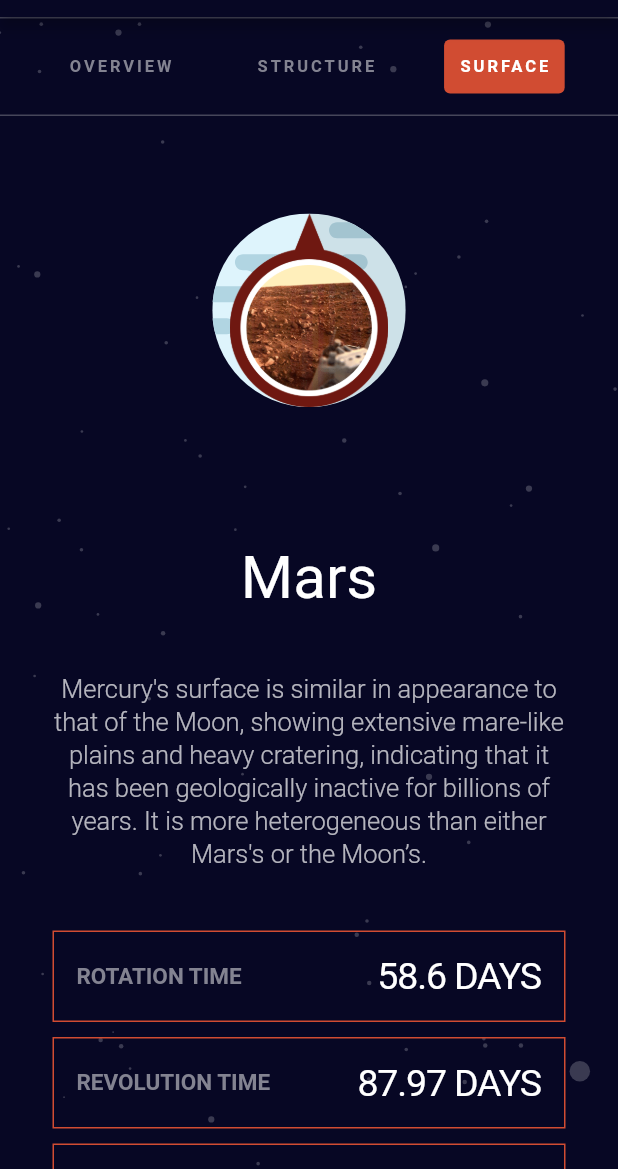
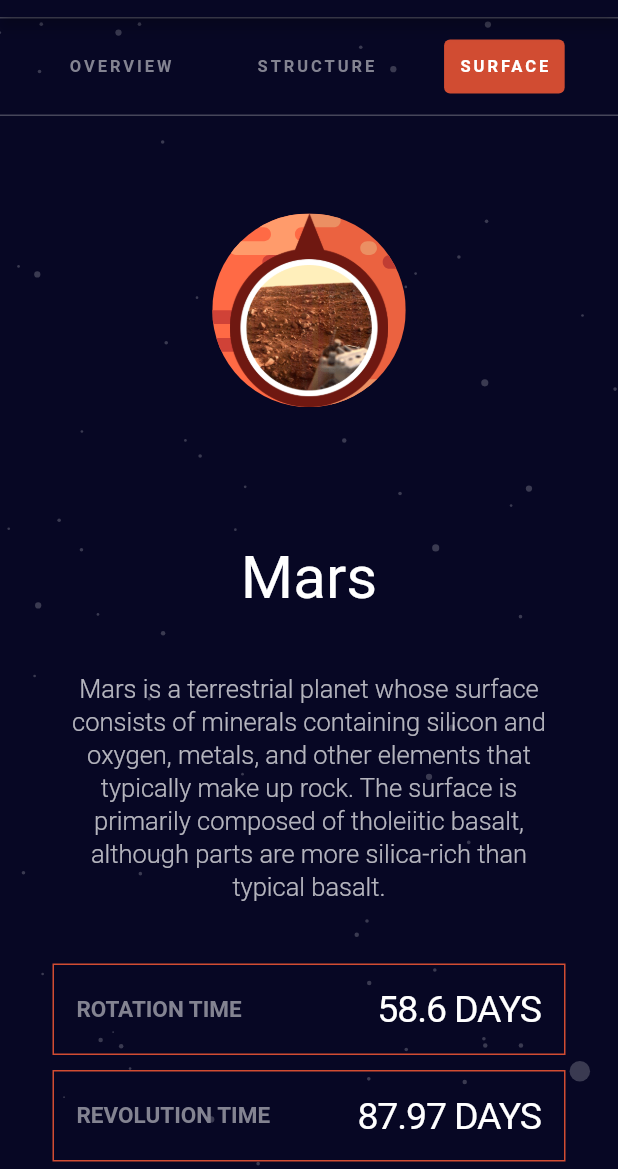
Before and after one commit to PilKvas/flutter_solar_system_application, a Flutter app: the PlanetMarsScreen screen opened by its route, after a tap on "SURFACE", on a phone screen of 412 x 824 dp, the part 67-1236 px from its top. Run offline on Flutter 3.47's test engine with Material 2 defaults, Android fonts, the phone set to English and light mode, and no system bars; our stand-ins replace flutter_svg, google_fonts; Roboto replaces fonts that are missing (Antonio).

Commit message:
comments about class responsibility

```diff
--- a/lib/configuration/app_assets.dart
+++ b/lib/configuration/app_assets.dart
@@ -1,3 +1,6 @@
+
+/* Ответсвтеность - хранение ассетов */
+
 class AppAssets {
   AppAssets._();
 
--- a/lib/configuration/app_colors.dart
+++ b/lib/configuration/app_colors.dart
@@ -1,4 +1,6 @@
 import 'package:flutter/material.dart';
+
+/* Ответственность - хранение цветов */
 
 class AppColors {
   AppColors._();
--- a/lib/main_navigation.dart
+++ b/lib/main_navigation.dart
@@ -7,6 +7,9 @@ import 'package:flutter_solar_system_application/planets/planet_neptune_screen.d
 import 'package:flutter_solar_system_application/planets/planet_saturn_screen.dart';
 import 'package:flutter_solar_system_application/planets/planet_uranus_screen.dart.dart';
 import 'package:flutter_solar_system_application/planets/planet_venus_screen.dart';
+
+
+/* Хранение имменых роутов */
 
 abstract class MainNavigationRouteNames {
   MainNavigationRouteNames._();
@@ -21,6 +24,8 @@ abstract class MainNavigationRouteNames {
   static const planetNeptune = '/PlanetNeptuneScreen';
 }
 
+/* Блок декларации роутинга */
+
 class MainNavigation {
   final initialRoute = MainNavigationRouteNames.planetMercury;
   final routes = <String, Widget Function(BuildContext)>{
--- a/lib/my_app.dart
+++ b/lib/my_app.dart
@@ -1,6 +1,9 @@
 // ignore_for_file: file_names
 import 'package:flutter/material.dart';
 import 'package:flutter_solar_system_application/main_navigation.dart';
+
+
+/* Ответственность за точку входа в приложение и декларацию роутинга */
 
 class MyApp extends StatelessWidget {
   static final mainNavigation = MainNavigation();
--- a/lib/planets/planet_earth_screen.dart
+++ b/lib/planets/planet_earth_screen.dart
@@ -6,6 +6,10 @@ import 'package:flutter_solar_system_application/widgets/drawer_navigation.dart'
 import 'package:flutter_solar_system_application/widgets/planet_info.dart';
 import 'package:flutter_svg/flutter_svg.dart';
 import 'package:google_fonts/google_fonts.dart';
+
+
+
+/* Является 'строительныи лесом' где расположены все собственноручно написанные виджеты , ответственность за функциональную часть кнопок, скролл, хранит в себе все переменные виджетов*/
 
 class PlanetEarthScreen extends StatefulWidget {
   const PlanetEarthScreen({Key? key}) : super(key: key);
--- a/lib/planets/planet_mars_screen.dart
+++ b/lib/planets/planet_mars_screen.dart
@@ -3,9 +3,16 @@ import 'package:flutter_solar_system_application/configuration/app_assets.dart';
 import 'package:flutter_solar_system_application/configuration/app_colors.dart';
 import 'package:flutter_solar_system_application/widgets/background.dart';
 import 'package:flutter_solar_system_application/widgets/drawer_navigation.dart';
-import 'package:flutter_solar_system_application/widgets/planet_info.dart';
 import 'package:flutter_svg/flutter_svg.dart';
 import 'package:google_fonts/google_fonts.dart';
+
+import '../widgets/planet_info_stack.dart';
+
+
+
+
+/* Является 'строительныи лесом' где расположены все собственноручно написанные виджеты , ответственность за функциональную часть кнопок, скролл, хранит в себе все переменные виджетов*/
+
 
 class PlanetMarsScreen extends StatefulWidget {
   const PlanetMarsScreen({Key? key}) : super(key: key);
@@ -57,8 +64,8 @@ class _PlanetMarsScreenState extends State<PlanetMarsScreen> {
 
   void surfaceButton() {
     setState(() {
-      mainSvgAsset = AppAssets.mercuryOverviewAsset;
-      mainInfo = AppAssets.mercuryMainInfoSurface;
+      mainSvgAsset = AppAssets.marsOverviewAsset;
+      mainInfo = AppAssets.marsMainInfoSurface;
       isActiveOverview = false;
       isActiveStructure = false;
       isActiveSurface = true;
@@ -201,7 +208,9 @@ class _PlanetMarsScreenState extends State<PlanetMarsScreen> {
                                 fontWeight: FontWeight.w400,
                                 color: AppColors.white),
                           )),
-                      const SizedBox(height: 40),
+                      const SizedBox(
+                        height: 40,
+                      ),
                       Text(mainInfo,
                           textAlign: TextAlign.center,
                           style: GoogleFonts.leagueSpartan(
@@ -214,26 +223,7 @@ class _PlanetMarsScreenState extends State<PlanetMarsScreen> {
                       const SizedBox(
                         height: 40,
                       ),
-                      PlanetInfo(
-                        leftSideText: 'ROTATION TIME',
-                        rightSideText: '58.6 DAYS',
-                        borderInfoColor: borderInfoColor,
-                      ),
-                      PlanetInfo(
-                        leftSideText: 'REVOLUTION TIME',
-                        rightSideText: '87.97 DAYS',
-                        borderInfoColor: borderInfoColor,
-                      ),
-                      PlanetInfo(
-                        leftSideText: 'RADIUS',
-                        rightSideText: '2,439.7 KM',
-                        borderInfoColor: borderInfoColor,
-                      ),
-                      PlanetInfo(
-                        leftSideText: 'AVERAGE TEMP.',
-                        rightSideText: '430°C',
-                        borderInfoColor: borderInfoColor,
-                      ),
+                      PlanetInfoStack(borderInfoColor: borderInfoColor),
                     ],
                   ),
                 ),
--- a/lib/widgets/background.dart
+++ b/lib/widgets/background.dart
@@ -1,6 +1,9 @@
 import 'package:flutter/material.dart';
 import 'package:flutter_solar_system_application/configuration/app_colors.dart';
 import 'package:flutter_svg/flutter_svg.dart';
+
+
+/* Ответственность за статический фон приложения, является корневым для тела приложения*/
 
 class Background extends StatelessWidget {
   final Widget child;
--- a/lib/widgets/drawer_navigation.dart
+++ b/lib/widgets/drawer_navigation.dart
@@ -3,6 +3,8 @@ import 'package:flutter_solar_system_application/configuration/app_assets.dart';
 import 'package:flutter_solar_system_application/configuration/app_colors.dart';
 import 'package:flutter_solar_system_application/main_navigation.dart';
 import 'package:flutter_solar_system_application/widgets/nav_row.dart';
+
+/* Ответственность за отображение виджета Drawer и его чайлдов*/
 
 class DrawerNavigation extends StatelessWidget {
   const DrawerNavigation({
--- a/lib/widgets/nav_row.dart
+++ b/lib/widgets/nav_row.dart
@@ -2,6 +2,10 @@ import 'package:flutter/material.dart';
 import 'package:flutter_solar_system_application/configuration/app_colors.dart';
 import 'package:flutter_svg/flutter_svg.dart';
 import 'package:google_fonts/google_fonts.dart';
+
+
+
+/* Ответственность за кнопку навигации, ее оформления и конкретизацию именного роута */
 
 class NavRow extends StatelessWidget {
   static const Size svgPlanetSize = Size.square(25);
--- a/lib/widgets/planet_info.dart
+++ b/lib/widgets/planet_info.dart
@@ -1,6 +1,11 @@
 import 'package:flutter/material.dart';
 import 'package:flutter_solar_system_application/configuration/app_colors.dart';
 import 'package:google_fonts/google_fonts.dart';
+
+
+
+
+/* Класс PlanetInfo отвечает за отображение строки с информацией о планетах, хранит свойства отвечающие за информацию */
 
 class PlanetInfo extends StatelessWidget {
   final Color borderInfoColor;
--- /dev/null
+++ b/lib/widgets/planet_info_stack.dart
@@ -0,0 +1,43 @@
+import 'package:flutter/material.dart';
+import 'package:flutter_solar_system_application/widgets/planet_info.dart';
+
+
+
+/* Gервая попытка декомпозиции. Выделил блок с информацией о планетах */
+
+class PlanetInfoStack extends StatelessWidget {
+  const PlanetInfoStack({
+    Key? key,
+    required this.borderInfoColor,
+  }) : super(key: key);
+
+  final Color borderInfoColor;
+
+  @override
+  Widget build(BuildContext context) {
+    return Column(
+      children: [
+        PlanetInfo(
+          leftSideText: 'ROTATION TIME',
+          rightSideText: '58.6 DAYS',
+          borderInfoColor: borderInfoColor,
+        ),
+        PlanetInfo(
+          leftSideText: 'REVOLUTION TIME',
+          rightSideText: '87.97 DAYS',
+          borderInfoColor: borderInfoColor,
+        ),
+        PlanetInfo(
+          leftSideText: 'RADIUS',
+          rightSideText: '2,439.7 KM',
+          borderInfoColor: borderInfoColor,
+        ),
+        PlanetInfo(
+          leftSideText: 'AVERAGE TEMP.',
+          rightSideText: '430°C',
+          borderInfoColor: borderInfoColor,
+        ),
+      ],
+    );
+  }
+}
```
